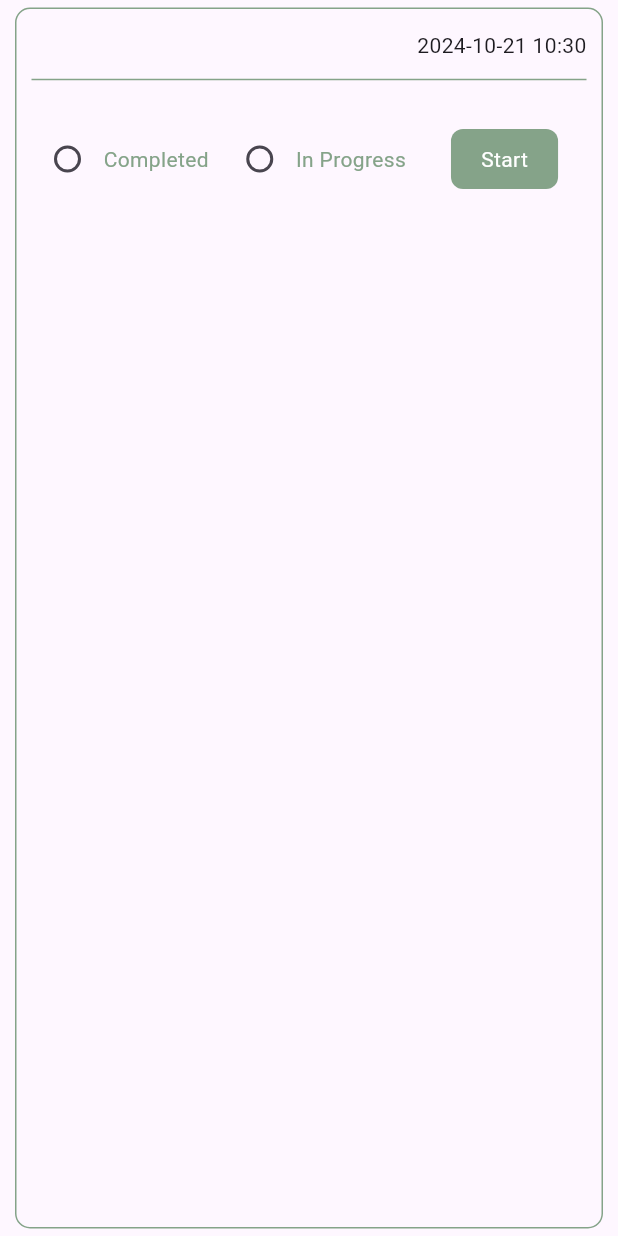
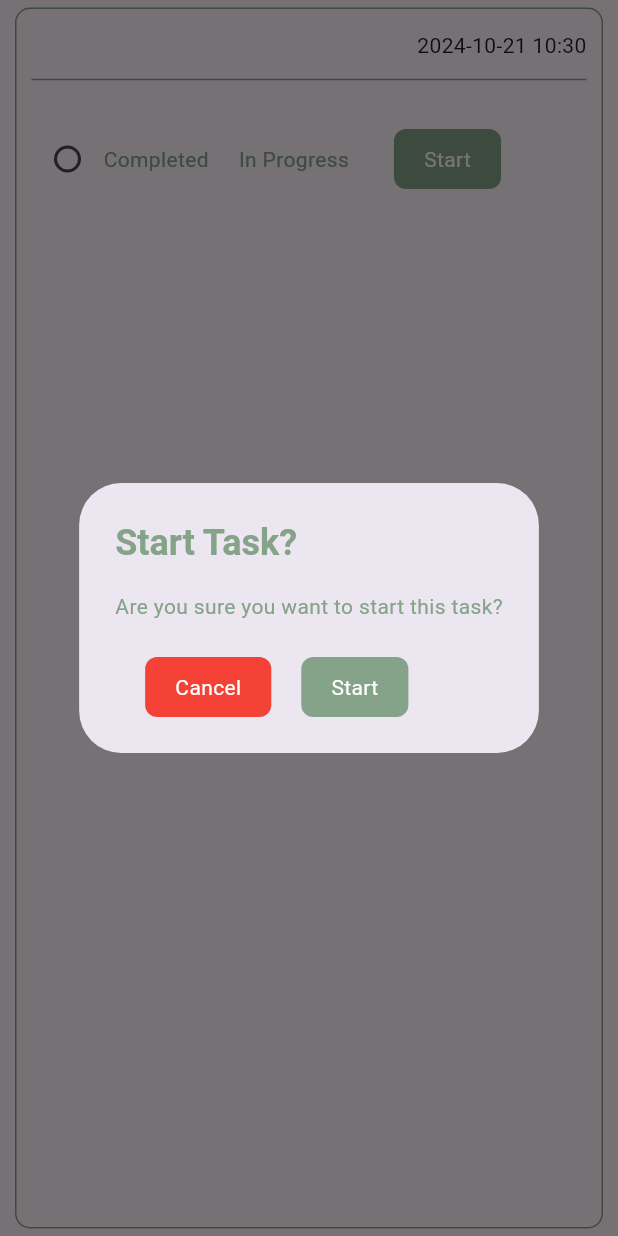
Before and after one commit to Chinokoo/schedule-app, a Flutter app: the TaskContainer widget shown alone on an empty page, opened directly with empty values, after a tap on "Start", on a phone screen of 412 x 824 dp. Run offline on Flutter 3.47's test engine with Material 3 defaults, Android fonts, the light colour scheme and no system bars; drawn by our look-alikes of flutter_slidable; our stand-ins replace easy_date_timeline, fluttertoast, google_nav_bar, isar; missing offline and left inert: omni_datetime_picker; accounts and stored records are empty; generated files the repository leaves out were written again.

Commit message:
Create: Start and Stop task feature

```diff
--- a/lib/components/task_container.dart
+++ b/lib/components/task_container.dart
@@ -6,7 +6,6 @@ import 'package:rosemary_app/components/button.dart';
 class TaskContainer extends StatefulWidget {
   String title, description;
   void Function(BuildContext) editTask, deleteTask;
-  VoidCallback? onTap;
   bool isComplete, isInProgress;
   DateTime date;
   final Function(bool isComplete, bool isInProgress) onStatusChange;
@@ -19,7 +18,6 @@ class TaskContainer extends StatefulWidget {
     required this.description,
     required this.isComplete,
     required this.isInProgress,
-    required this.onTap,
     required this.onStatusChange,
   });
 
@@ -118,40 +116,78 @@ class _TaskContainerState extends State<TaskContainer> {
                   ),
                 ),
                 Container(
-                  padding: const EdgeInsets.only(right: 10),
+                  padding:
+                      const EdgeInsets.symmetric(horizontal: 10, vertical: 5),
                   decoration: BoxDecoration(
                       borderRadius: BorderRadius.circular(8),
                       color: widget.isInProgress
                           ? const Color(0xff85A389)
                           : Colors.transparent),
-                  child: Row(
-                    children: [
-                      Checkbox(
-                          activeColor: const Color(0xff85A389),
-                          shape: const CircleBorder(side: BorderSide()),
-                          value: widget.isInProgress,
-                          onChanged: (bool? newValue) {
-                            widget.isInProgress = newValue ?? false;
-                            //if (widget.isInProgress) {
-                            //widget.isComplete = false;
-                            //}
-                            widget.onStatusChange(
-                                widget.isComplete, widget.isInProgress);
-                          }),
-                      Text(
+                  child: Text(
                     "In Progress",
                     style: TextStyle(
                       color: widget.isInProgress
                           ? Colors.white
-                                : const Color(0xff85A389)),
+                          : const Color(0xff85A389),
                     ),
-                    ],
                   ),
                 ),
                 ScheduleButton(
                   color: const Color(0xff85A389),
-                    text: "Start",
-                    onTap: widget.onTap)
+                  text: widget.isInProgress ? "Stop" : "Start",
+                  onTap: () {
+                    showDialog(
+                      context: context,
+                      builder: (BuildContext context) {
+                        return AlertDialog(
+                          title: Text(
+                              widget.isInProgress
+                                  ? "Stop Task?"
+                                  : "Start Task?",
+                              style: const TextStyle(
+                                  color: Color(0xff85A389),
+                                  fontWeight: FontWeight.bold)),
+                          content: Text(
+                              widget.isInProgress
+                                  ? "Are you sure you want to stop this task?"
+                                  : "Are you sure you want to start this task?",
+                              style: const TextStyle(
+                                color: Color(0xff85A389),
+                              )),
+                          actions: [
+                            Row(
+                              children: [
+                                ScheduleButton(
+                                  color: Colors.red,
+                                  text: "Cancel",
+                                  onTap: () {
+                                    Navigator.of(context).pop();
+                                  },
+                                ),
+                                ScheduleButton(
+                                  color: const Color(0xff85A389),
+                                  text: widget.isInProgress ? "Stop" : "Start",
+                                  onTap: () {
+                                    setState(() {
+                                      widget.isInProgress =
+                                          !widget.isInProgress;
+                                      if (widget.isInProgress) {
+                                        widget.isComplete = false;
+                                      }
+                                      widget.onStatusChange(widget.isComplete,
+                                          widget.isInProgress);
+                                    });
+                                    Navigator.of(context).pop();
+                                  },
+                                ),
+                              ],
+                            )
+                          ],
+                        );
+                      },
+                    );
+                  },
+                )
               ],
             )
           ],
```
Also changed, not shown: lib/components/dialog.dart (+9 -8 lines), lib/database_operations/productivity_database.dart (+23 -27 lines), lib/pages/tasks.dart (+0 -40 lines). Lines whose indentation alone changed are shown as unchanged.
